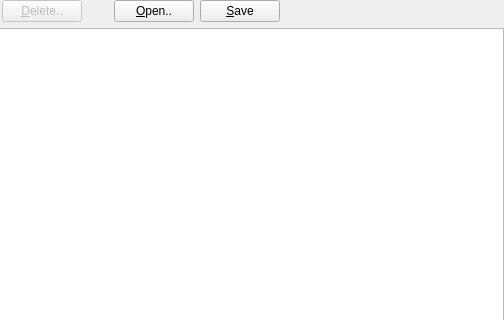
Old version of the form forms/project.ui in the repository skriticos/nelia1; both pictures show x 182 to 686 and y 0 to 320 of the 686 by 530 pixel window.
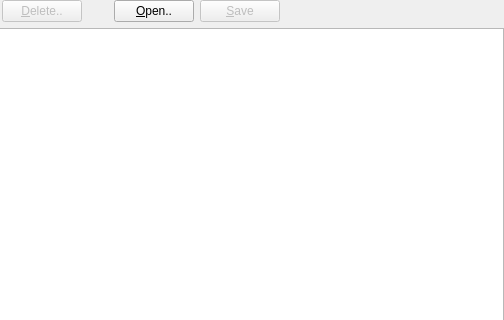
New version of the form.

```diff
--- a/forms/project.ui
+++ b/forms/project.ui
@@ -62,7 +62,7 @@
    <item row="0" column="7">
     <widget class="QPushButton" name="push_project_save">
      <property name="enabled">
-      <bool>true</bool>
+      <bool>false</bool>
      </property>
      <property name="text">
       <string>&amp;Save</string>
```
